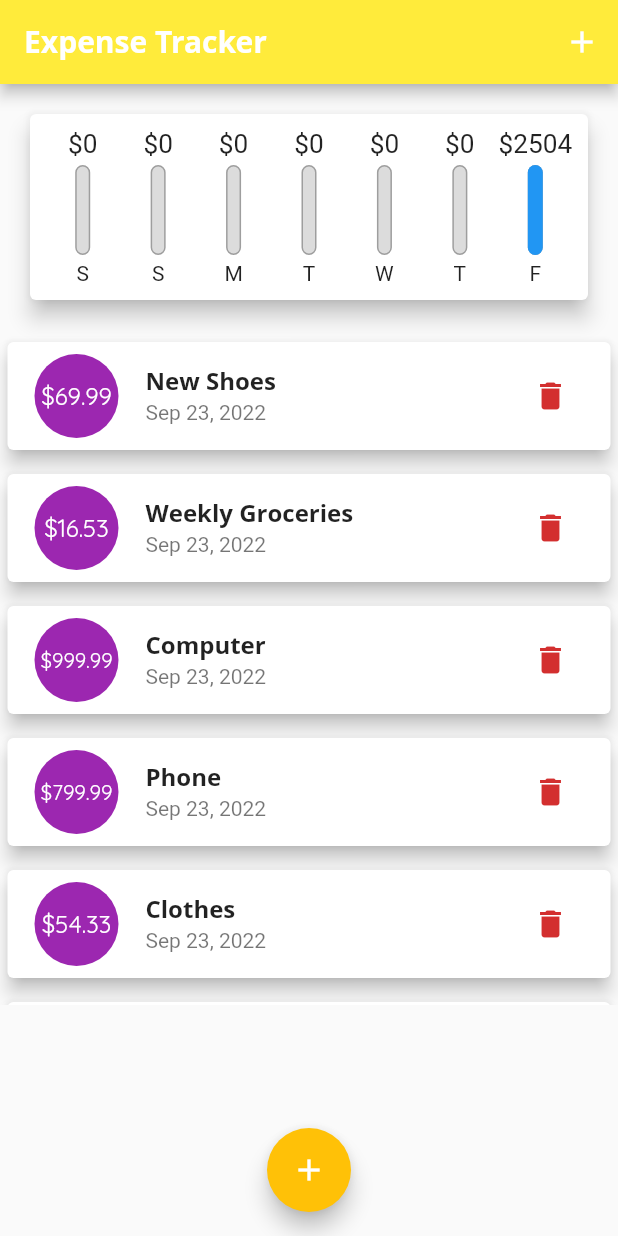
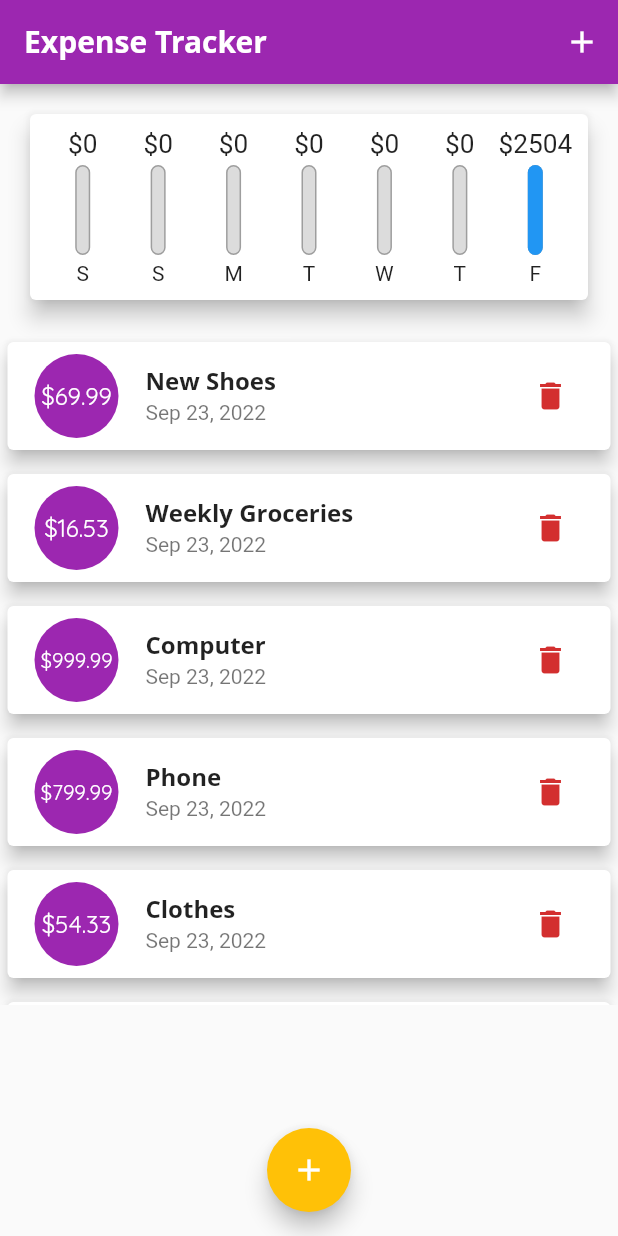
Before and after one commit to kourosh-alasti/expense-tracker-app, a Flutter app: the screen it shows after launch, on a phone screen of 412 x 824 dp. Run offline on Flutter 3.47's test engine with Material 2 defaults, Android fonts, the phone set to English and light mode, and no system bars; Roboto replaces fonts that are missing (Open Sans).

Commit message:
UI Color update

```diff
--- a/lib/main.dart
+++ b/lib/main.dart
@@ -17,7 +17,7 @@ class MyApp extends StatelessWidget {
       theme: ThemeData(
           errorColor: Colors.red,
           colorScheme: ColorScheme.fromSwatch().copyWith(
-            primary: Colors.yellow,
+            primary: Colors.purple,
             secondary: Colors.amber,
           ),
           fontFamily: 'Quicksand',
```
